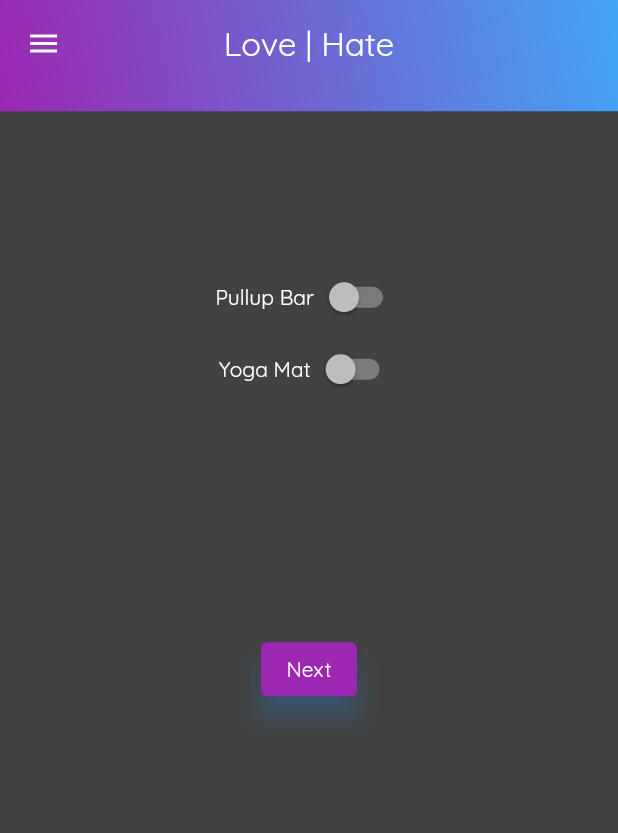
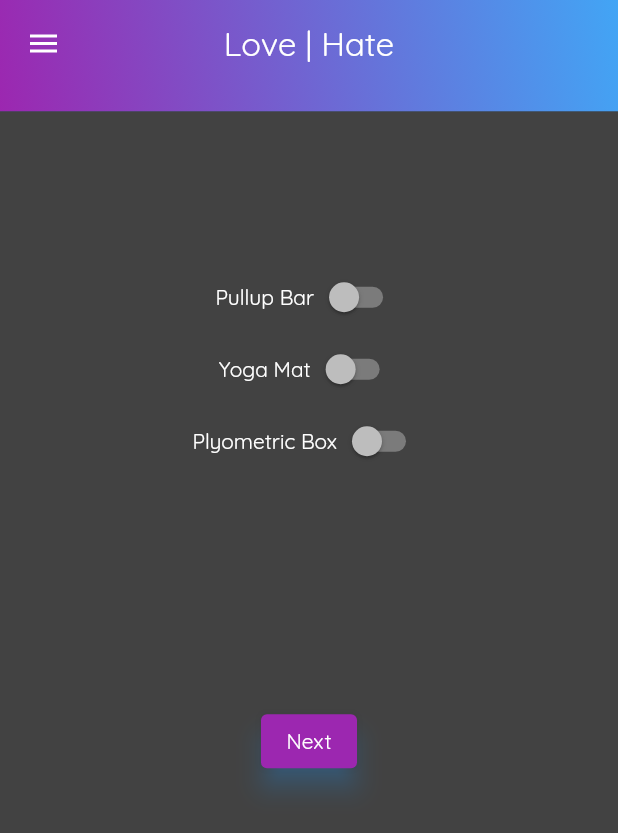
Before and after one commit to mr-scott-jordan/workout-app, a Flutter app: the EquipmentPage screen opened by its route, on a phone screen of 412 x 824 dp. Shown: the top 833 px of the screen. Run offline on Flutter 3.47's test engine with Material 2 defaults, Android fonts, the phone set to English and light mode, and no system bars; our stand-ins replace bloc, circular_countdown_timer, dartz, data_connection_checker, equatable, firebase_auth and 4 more; accounts and stored records are empty.

Commit message:
added plyometric box as equipment

```diff
--- a/lib/features/high_intensity_interval/domain/enums/equipment.dart
+++ b/lib/features/high_intensity_interval/domain/enums/equipment.dart
@@ -1,5 +1,6 @@
 enum Equipment {
   PullUpBar,
   YogaMat,
+  PlyometricBox,
   None,
 }
--- a/lib/features/high_intensity_interval/presentation/pages/equipment_page.dart
+++ b/lib/features/high_intensity_interval/presentation/pages/equipment_page.dart
@@ -32,6 +32,8 @@ class EquipmentPage extends StatelessWidget {
               state.workout.equipment.contains(Equipment.PullUpBar);
           final bool _yogaMat =
               state.workout.equipment.contains(Equipment.YogaMat);
+          final bool _plyoBox =
+              state.workout.equipment.contains(Equipment.PlyometricBox);
 
           var equipment = state.workout.equipment;
           return PageAnimationWidget(
@@ -90,6 +92,30 @@ class EquipmentPage extends StatelessWidget {
                           }),
                     ],
                   ),
+                  Row(
+                    mainAxisAlignment: MainAxisAlignment.center,
+                    children: [
+                      Text('Plyometric Box'),
+                      Switch(
+                          activeColor: Color(0xfffbc02d),
+                          value: _plyoBox,
+                          onChanged: (value) {
+                            if (value) {
+                              equipment.add(Equipment.PlyometricBox);
+                              BlocProvider.of<WorkoutBloc>(context).add(
+                                  EditWorkoutEvent(state
+                                      .copyWith(equipment: equipment)
+                                      .workout));
+                            } else {
+                              equipment.remove(Equipment.PlyometricBox);
+                              BlocProvider.of<WorkoutBloc>(context).add(
+                                  EditWorkoutEvent(state
+                                      .copyWith(equipment: equipment)
+                                      .workout));
+                            }
+                          }),
+                    ],
+                  ),
                   Container(
                     height: 200,
                     width: 200,
```
